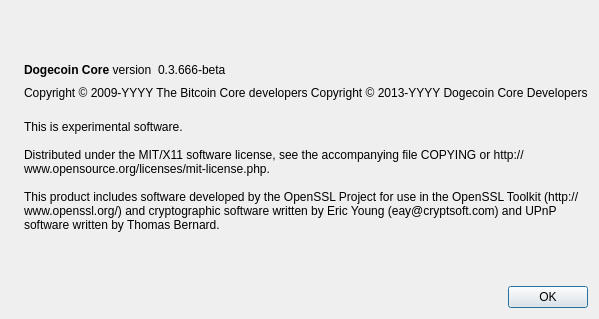
This is src/qt/forms/aboutdialog.ui in dogecoin/dogecoin as Qt 5 draws it before an edit. The edited form follows.
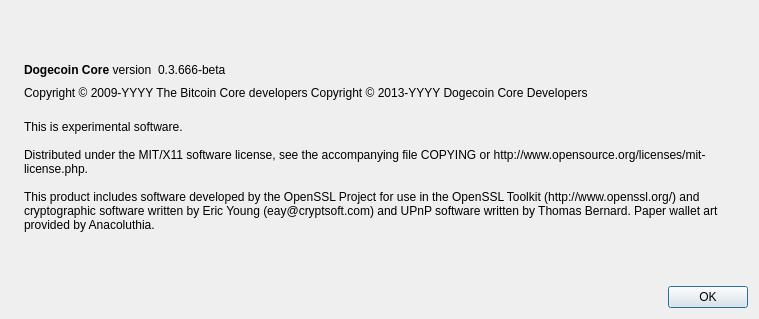
This is the edited form. Icons and pictures are not drawn.

Commit message: Changing font size units from points to pixels Looping during the quantity selection to allow for it to be adjusted if an error occurs. Adding a shoutout to Anacoluthia for the paper wallet art.

Patch:
```diff
--- a/src/qt/forms/aboutdialog.ui
+++ b/src/qt/forms/aboutdialog.ui
@@ -6,7 +6,7 @@
    <rect>
     <x>0</x>
     <y>0</y>
-    <width>593</width>
+    <width>759</width>
     <height>319</height>
    </rect>
   </property>
@@ -113,7 +113,7 @@
 
 Distributed under the MIT/X11 software license, see the accompanying file COPYING or http://www.opensource.org/licenses/mit-license.php.
 
-This product includes software developed by the OpenSSL Project for use in the OpenSSL Toolkit (http://www.openssl.org/) and cryptographic software written by Eric Young (eay@cryptsoft.com) and UPnP software written by Thomas Bernard.</string>
+This product includes software developed by the OpenSSL Project for use in the OpenSSL Toolkit (http://www.openssl.org/) and cryptographic software written by Eric Young (eay@cryptsoft.com) and UPnP software written by Thomas Bernard. Paper wallet art provided by Anacoluthia.</string>
        </property>
        <property name="wordWrap">
         <bool>true</bool>
```
Left out of the diff: 2 changed lines with no effect on the pictures. The commit also changes 2 other files.
